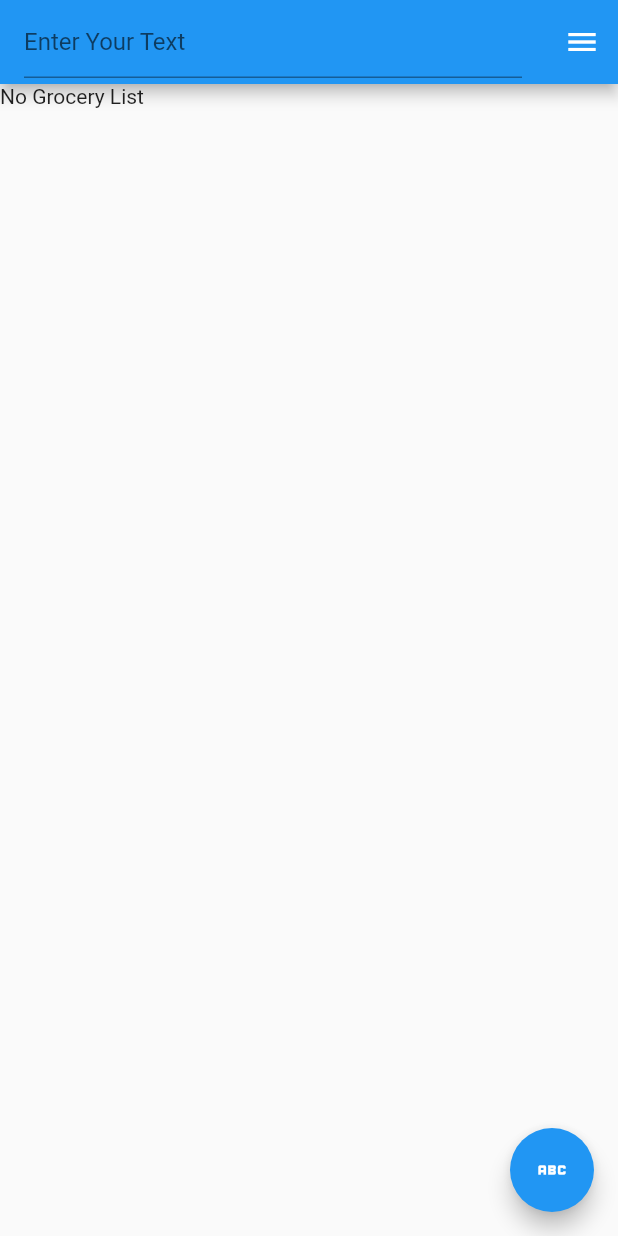
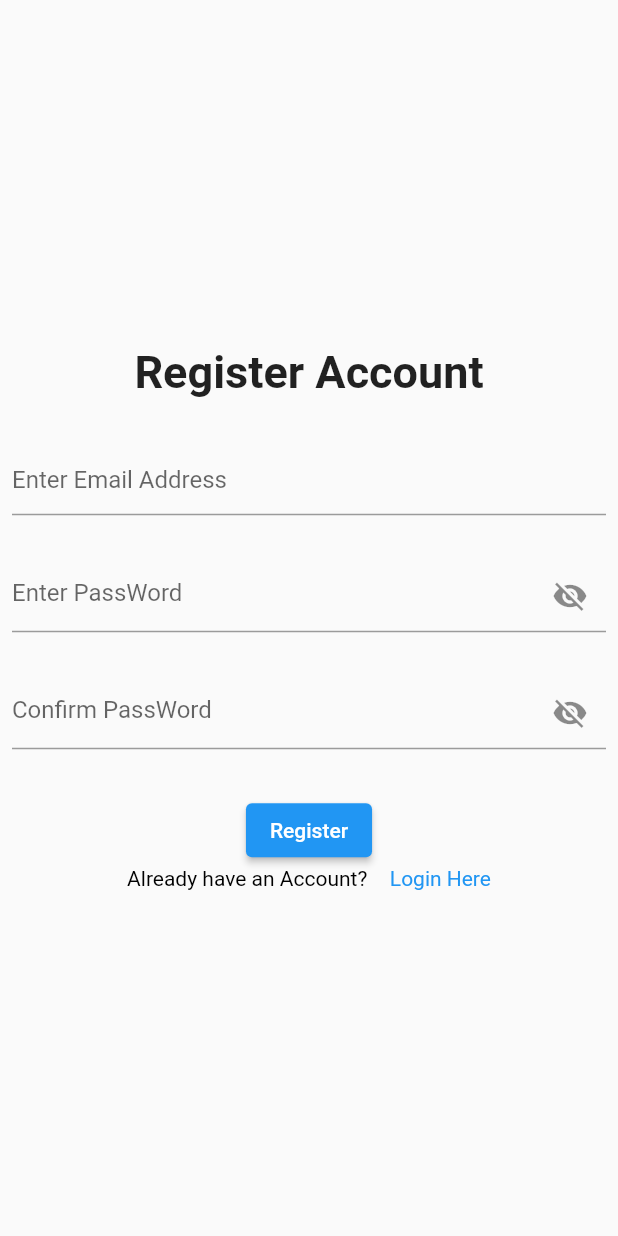
Before and after one commit to samiraTR/Demo_app, a Flutter app: the screen it shows after launch, on a phone screen of 412 x 824 dp. Run offline on Flutter 3.47's test engine with Material 2 defaults, Android fonts, the light colour scheme and no system bars; our stand-ins replace camera, cloud_firestore, firebase_core, fluttertoast, geocoding, geolocator and 3 more; accounts and stored records are empty.

```diff
--- a/lib/Services/firebase_services.dart
+++ b/lib/Services/firebase_services.dart
@@ -15,7 +15,7 @@ class FirebaseService {
   Future sendMessage(Message message, String idUser) async {
     var docUser =
         FirebaseFirestore.instance.collection("person/$idUser/messages").doc();
-    message.msgFrom = docUser.id;
+    message.msgId = docUser.id;
     var json = message.toJson();
     await docUser.set(json);
   }
--- a/lib/Ui/Message/friends_screen.dart
+++ b/lib/Ui/Message/friends_screen.dart
@@ -21,8 +21,10 @@ class _FriendListScreenState extends State<FriendListScreen> {
         actions: [
           IconButton(
             onPressed: () async {
-              Navigator.push(context,
-                  MaterialPageRoute(builder: (context) => ProfileScreen()));
+              Navigator.push(
+                  context,
+                  MaterialPageRoute(
+                      builder: (context) => const ProfileScreen()));
             },
             icon: const Icon(Icons.person_add),
           )
--- /dev/null
+++ b/lib/Ui/register_page.dart
@@ -0,0 +1,127 @@
+import 'package:demo_app/Ui/login_page.dart';
+import 'package:flutter/gestures.dart';
+import 'package:flutter/material.dart';
+
+class RegisterScreen extends StatefulWidget {
+  const RegisterScreen({super.key});
+
+  @override
+  State<RegisterScreen> createState() => _RegisterScreenState();
+}
+
+class _RegisterScreenState extends State<RegisterScreen> {
+  bool obsecure = true;
+  bool conObsecure = true;
+  TextEditingController emailController = TextEditingController();
+  TextEditingController passController = TextEditingController();
+  TextEditingController confirmPassController = TextEditingController();
+  final GlobalKey<FormState> _formKey = GlobalKey<FormState>();
+  @override
+  Widget build(BuildContext context) {
+    return Scaffold(
+      body: SafeArea(
+        child: Form(
+          key: _formKey,
+          child: Container(
+            padding: EdgeInsets.all(8),
+            child:
+                Column(mainAxisAlignment: MainAxisAlignment.center, children: [
+              const Text(
+                "Register Account",
+                style: TextStyle(fontSize: 30, fontWeight: FontWeight.bold),
+              ),
+              const SizedBox(
+                height: 30,
+              ),
+              TextField(
+                keyboardType: TextInputType.emailAddress,
+                // textInputAction:  TextInputAction.,
+                controller: emailController,
+                decoration:
+                    const InputDecoration(hintText: "Enter Email Address"),
+              ),
+              const SizedBox(
+                height: 30,
+              ),
+              TextField(
+                obscureText: obsecure,
+                controller: passController,
+                decoration: InputDecoration(
+                  hintText: "Enter PassWord",
+                  suffixIcon: IconButton(
+                      onPressed: () {
+                        setState(() {
+                          obsecure = !obsecure;
+                        });
+                      },
+                      icon: obsecure
+                          ? const Icon(Icons.visibility_off)
+                          : const Icon(Icons.visibility)),
+                ),
+              ),
+              const SizedBox(
+                height: 30,
+              ),
+              TextField(
+                obscureText: conObsecure,
+                controller: confirmPassController,
+                decoration: InputDecoration(
+                  hintText: "Confirm PassWord",
+                  suffixIcon: IconButton(
+                      onPressed: () {
+                        setState(() {
+                          conObsecure = !conObsecure;
+                        });
+                      },
+                      icon: conObsecure
+                          ? const Icon(Icons.visibility_off)
+                          : const Icon(Icons.visibility)),
+                ),
+              ),
+              const SizedBox(
+                height: 30,
+              ),
+              ElevatedButton(
+                  onPressed: () {
+                    Navigator.push(
+                      context,
+                      (MaterialPageRoute(
+                        builder: (context) => LoginScreen(),
+                      )),
+                    );
+                    print("Register");
+                  },
+                  child: const Text("Register")),
+              RichText(
+                text: TextSpan(children: [
+                  const TextSpan(
+                    text: "Already have an Account?",
+                    style: TextStyle(color: Colors.black),
+                  ),
+                  const WidgetSpan(
+                    child: SizedBox(
+                      width: 15,
+                    ),
+                  ),
+                  TextSpan(
+                      text: "Login Here",
+                      style: const TextStyle(color: Colors.blue),
+                      recognizer: TapGestureRecognizer()
+                        ..onTap = () {
+                          Navigator.pushAndRemoveUntil(
+                              context,
+                              (MaterialPageRoute(
+                                  builder: (context) => const LoginScreen())),
+                              (Route<dynamic> route) => false);
+
+                          print("VOGAS");
+                        })
+                ]),
+              )
+            ]),
+          ),
+        ),
+      ),
+    );
+  }
+}
--- a/lib/main.dart
+++ b/lib/main.dart
@@ -1,5 +1,7 @@
 // import 'package:demo_app/Services/routes.dart' as route;
 import 'package:demo_app/Ui/homepage.dart';
+import 'package:demo_app/Ui/login_page.dart';
+import 'package:demo_app/Ui/register_page.dart';
 import 'package:demo_app/models/todo_model.dart';
 import 'package:demo_app/models/user_model.dart';
 import 'package:firebase_core/firebase_core.dart';
@@ -34,7 +36,7 @@ class ChartApp extends StatelessWidget {
     return MaterialApp(
       debugShowCheckedModeBanner: false,
       theme: ThemeData(primarySwatch: Colors.blue),
-      home: const MyHomePage(),
+      home: const RegisterScreen(),
       // home:  User.id == ""  ? const MyHomePage() : LoginPage(),
     );
   }
--- a/pubspec.yaml
+++ b/pubspec.yaml
@@ -42,7 +42,8 @@ dependencies:
   path_provider: ^2.0.12
   permission_handler: ^10.2.0
   sqflite_sqlcipher: ^2.1.1+1
-  syncfusion_flutter_charts: ^20.4.48
+  # sqflite: ^2.2.4+1
+  # syncfusion_flutter_charts: ^20.4.48
   url_launcher: ^6.1.9
 
 dev_dependencies:
```
Also changed, not shown: lib/Ui/Message/message_screen.dart (+6 -8 lines), lib/Ui/homepage.dart (+3 -4 lines), lib/Ui/login_page.dart (added, +109 -0 lines), lib/database_helper.dart (+6 -4 lines), lib/models/messages_model.dart (+12 -9 lines), pubspec.lock, 2 other files.
